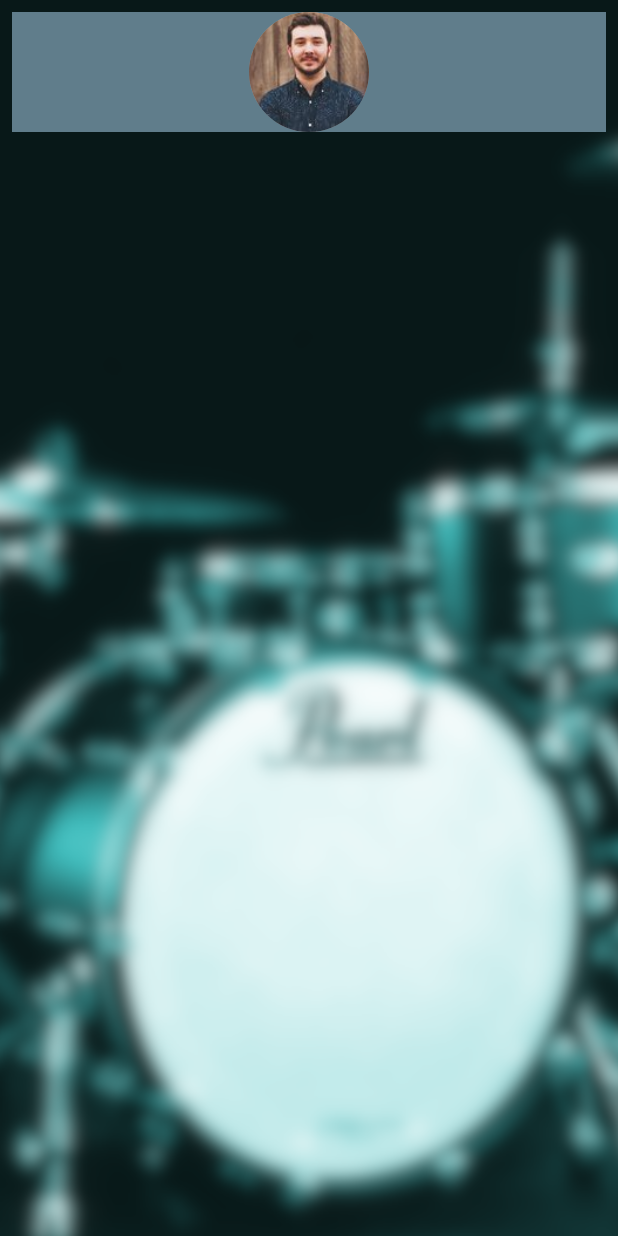
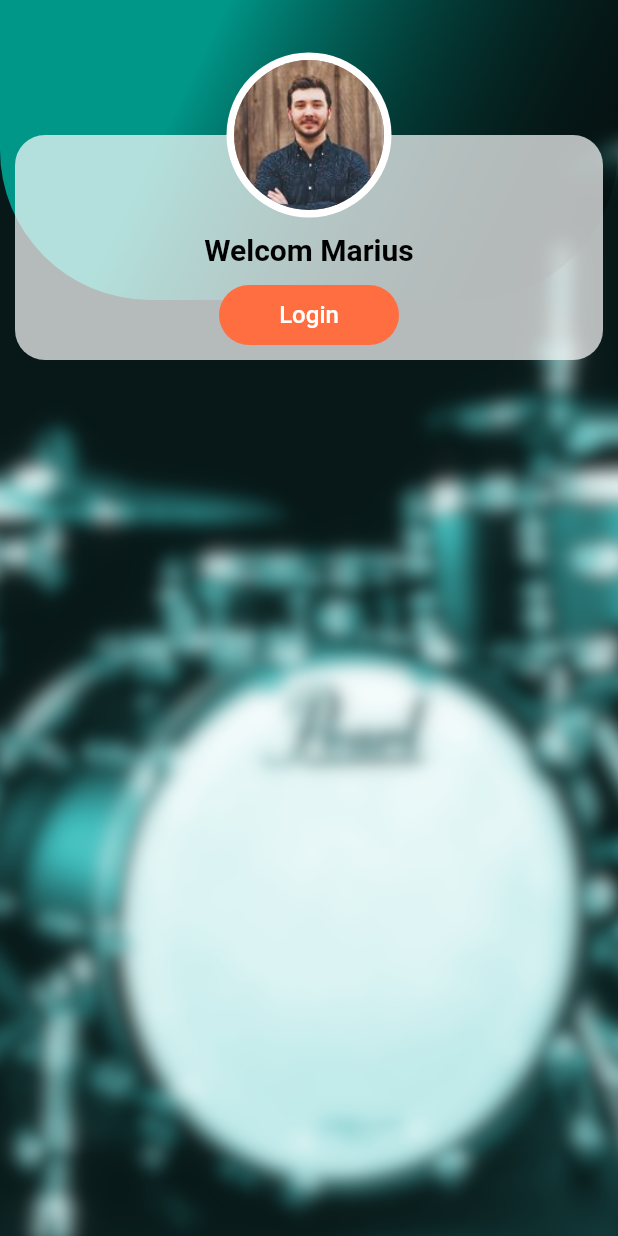
Before and after one commit to MariusRadyn/TeamPlayer, a Flutter app: the screen it shows after launch, on a phone screen of 412 x 824 dp. Run offline on Flutter 3.47's test engine with Material 3 defaults, Android fonts, the phone set to English and light mode, and no system bars; our stand-ins replace firebase_core, firebase_storage, flutter_slidable, image_picker, shared_preferences, smooth_page_indicator and 2 more; missing offline and left inert: circle_list, flex_seed_scheme, ftpconnect; accounts and stored records are empty.

Commit message:
Working on home screen

```diff
--- a/lib/pages/home.dart
+++ b/lib/pages/home.dart
@@ -3,6 +3,7 @@
 import 'dart:io';
 import 'package:flutter/material.dart';
 import 'package:circle_list/circle_list.dart';
+import 'package:path/path.dart';
 import 'package:team_player/pages/playlist_page.dart';
 import 'package:team_player/pages/profile_page.dart';
 import 'package:team_player/pages/settings_page.dart';
@@ -30,40 +31,125 @@ class _HomeState extends State<Home> {
   @override
   Widget build(BuildContext context) {
 
-    return Scaffold(
-      //backgroundColor: Colors.white,
-      //bottomNavigationBar: BottomNavBarHome(),
-      body: SafeArea(
-        child: Column(
-          children: <Widget>[
-            Expanded(
-              child: Container(
+    return Container(
         decoration: const BoxDecoration(
           image: DecorationImage(
             image: AssetImage("images/pearl_black_crop.png"),
             fit: BoxFit.cover,
           ),
         ),
-                child: Padding(
-                  padding: const EdgeInsets.all(8.0),
+        child: Scaffold(
+          backgroundColor: Colors.transparent,
+          body: Container(
+
+            child: Stack(
+                children: [
+
+                  // Backdrop
+                  Container(
+                    alignment: Alignment.topCenter,
+                    height: 200,
+                    decoration: const BoxDecoration(
+                      gradient: LinearGradient(
+                        begin: Alignment.topLeft,
+                        end: Alignment.bottomRight,
+                        stops: [
+                          0.3,
+                          0.9,
+                        ],
+                        colors: [
+                          Colors.teal,
+                          Colors.black26,
+                        ]
+                      ),
+                      borderRadius: BorderRadius.only(
+                        bottomLeft: Radius.circular(100),
+                        bottomRight: Radius.circular(100),
+                      ),
+                    ),
+                  ),
+
+                  // White Container
+                  Container(
+                    margin: EdgeInsets.only(
+                        top: 90,
+                        left: 10,
+                        right: 10
+                    ),
+                    height: 150,
+                    decoration: const BoxDecoration(
+                      color: Colors.white70,
+                      borderRadius: BorderRadius.all(
+                        Radius.circular(20),
+                      ),
+                    ),
+                  ),
+
+                  // Avatar
+                  Container(
+                    margin: EdgeInsets.only(top: 35),
                     child: Row(
-                    crossAxisAlignment: CrossAxisAlignment.start,
-                    mainAxisAlignment: MainAxisAlignment.end,
+                      mainAxisAlignment: MainAxisAlignment.center,
                       children: [
-                      Expanded(
-                        child: Container(
-                          height: 80,
-                          color: Colors.blueGrey,
-                          child: Center(
+                        CircleAvatar(
+                          radius: 55,
+                          backgroundColor: Colors.white,
                           child: CircleAvatar(
                             backgroundImage: AssetImage("images/author1.jpg") ,
                             radius: 50,
                           ),
                         ),
+                      ],
+                    ),
+                  ),
+                  Row(
+                    mainAxisAlignment: MainAxisAlignment.center,
+                    children: [
+                      Container(
+                        padding: EdgeInsets.only(top:155),
+                        child: Text('Welcom Marius',
+                          style: TextStyle(
+                            color: Colors.black,
+                            fontSize: 20,
+                            fontWeight: FontWeight.bold,
+                          ),
                         ),
                       )
                     ],
                   ),
+
+                  Row(
+                    mainAxisAlignment: MainAxisAlignment.center,
+                    children: [
+                      Container(
+                        margin: EdgeInsets.only(
+                            top:190,
+                        ),
+                        width: 120,
+                        height: 40,
+                        decoration: const BoxDecoration(
+                            color: Colors.deepOrangeAccent,
+                            borderRadius: BorderRadius.all(Radius.circular(20))
+                        ),
+                        child: TextButton(
+                          child: const Text(
+                            'Login',
+                            style: TextStyle(
+                              color: Colors.white,
+                              fontSize: 16,
+                            ),
+                          ),
+                          onPressed: (){
+                            _butLogin();
+                          },
+                        ),
+                      ),
+                    ],
+                  ),
+                ],
+            ),
+          )
+          //},
           ),
           // child: Center(
           //   child: CircleList(
@@ -87,11 +173,12 @@ class _HomeState extends State<Home> {
           //       }).toList(),
           //     ),
           //   ),
-              ),
-            ),
-          ],
-        ),
-      ),
+        //),
+      //),
     );
   }
 }
+
+void _butLogin(){
+
+}
```
Also changed, not shown: pubspec.lock. Lines whose indentation alone changed are shown as unchanged.
